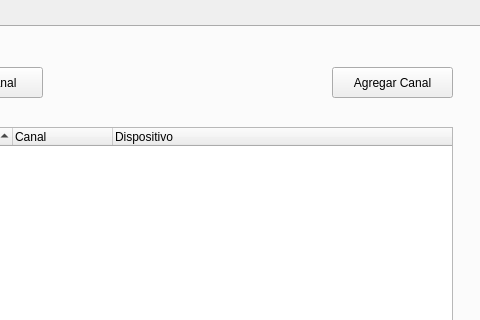
Old version of the form Laboratorio/ui/ventanaPrincipal.ui in the repository danielzanelli/CCHEN; both pictures show x 640 to 1120 and y 0 to 320 of the 1120 by 668 pixel window.
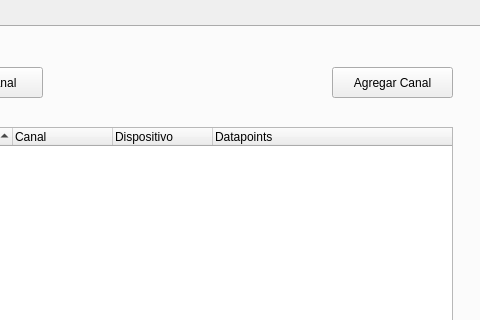
New version of the form. The open tabs and pages were chosen to show the change. Custom widgets are drawn as their Qt base class.

Commit message: agregado input de datapoints a interfaz

```diff
--- a/Laboratorio/ui/ventanaPrincipal.ui
+++ b/Laboratorio/ui/ventanaPrincipal.ui
@@ -1252,6 +1252,11 @@
        <string>Dispositivo</string>
       </property>
      </column>
+     <column>
+      <property name="text">
+       <string>Datapoints</string>
+      </property>
+     </column>
     </widget>
     <widget class="QTreeWidget" name="dispositivos_dispositivos_conectados">
      <property name="geometry">
```
Left out of the diff: 48 changed lines with no effect on the pictures. The commit also changes 10 other files.
